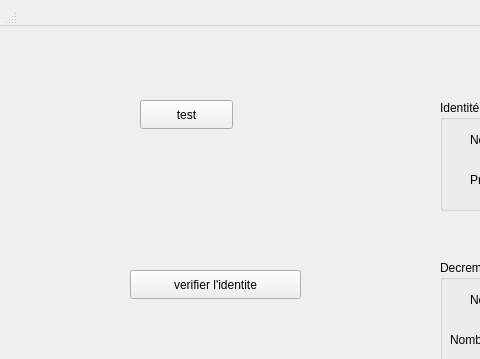
Qt form interface_carte/mafenetre.ui (Cyrille175/Interface_carte) before a commit; both pictures show x 0 to 480 and y 0 to 359 of the 931 by 678 pixel window.
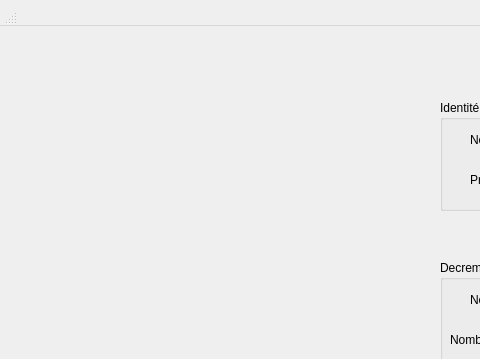
The same form after that commit. Icons and pictures are not drawn.

Diff of the .ui file:
```diff
--- a/interface_carte/mafenetre.ui
+++ b/interface_carte/mafenetre.ui
@@ -275,30 +275,23 @@
      </rect>
     </property>
    </widget>
-   <widget class="QPushButton" name="verify">
+   <widget class="QLabel" name="image">
     <property name="geometry">
      <rect>
-      <x>130</x>
-      <y>260</y>
-      <width>171</width>
-      <height>29</height>
+      <x>60</x>
+      <y>100</y>
+      <width>341</width>
+      <height>291</height>
      </rect>
     </property>
     <property name="text">
-     <string>verifier l'identite</string>
+     <string/>
     </property>
-   </widget>
-   <widget class="QPushButton" name="test">
-    <property name="geometry">
-     <rect>
-      <x>140</x>
-      <y>90</y>
-      <width>93</width>
-      <height>29</height>
-     </rect>
+    <property name="pixmap">
+     <pixmap resource="ressource.qrc">:/ressources/images/Cyrille.png</pixmap>
     </property>
-    <property name="text">
-     <string>test</string>
+    <property name="scaledContents">
+     <bool>true</bool>
     </property>
    </widget>
   </widget>
```
Left out of the diff: 4 changed lines with no effect on the pictures.
